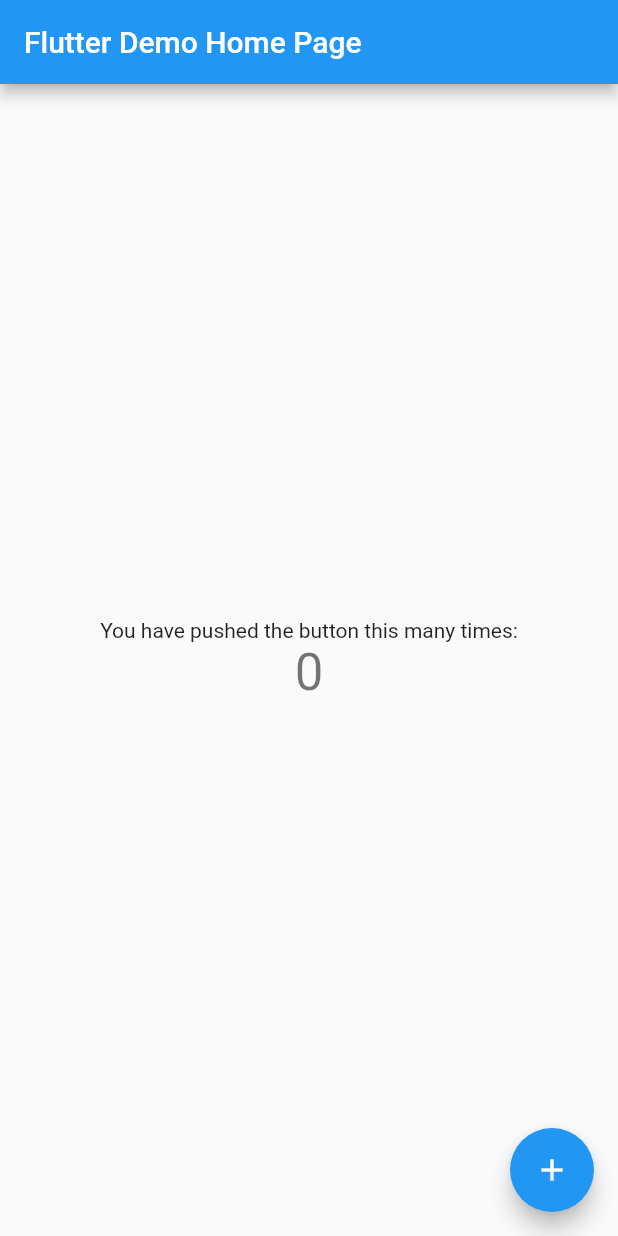
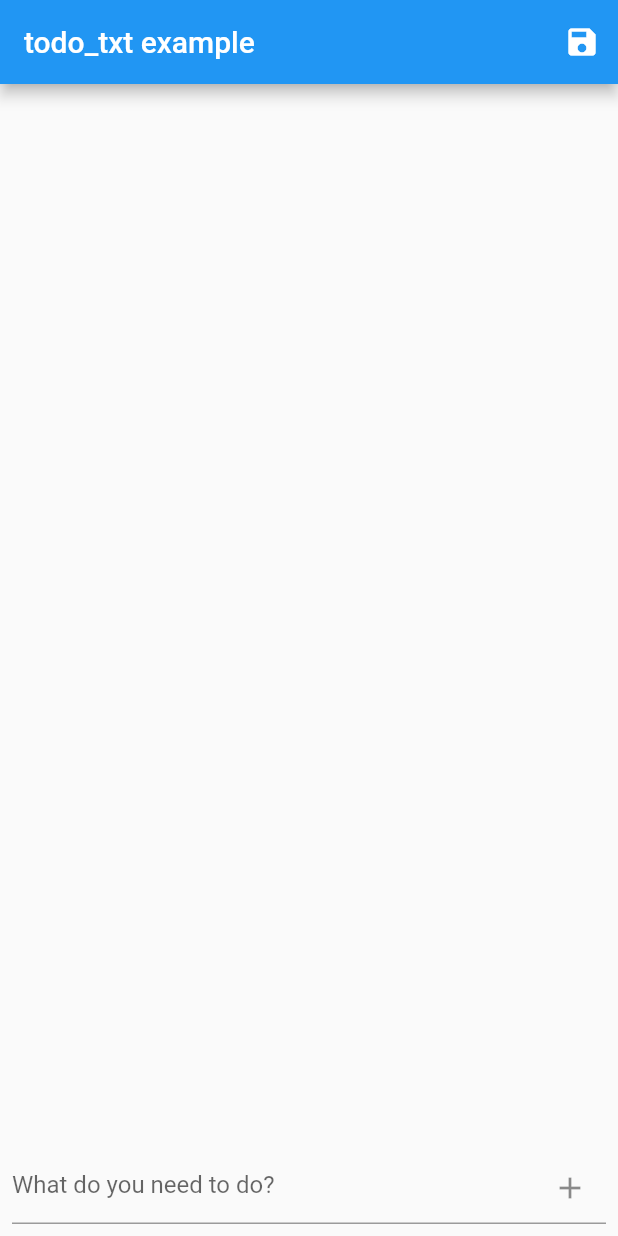
Before and after one commit to XYL0neer/todo_txt, a Flutter app: the screen it shows after launch, on a phone screen of 412 x 824 dp. Run offline on Flutter 3.47's test engine with Material 2 defaults, Android fonts, the phone set to English and light mode, and no system bars.

Commit message:
implement example | bump version

```diff
--- a/example/lib/main.dart
+++ b/example/lib/main.dart
@@ -1,4 +1,8 @@
+import 'dart:io';
+
 import 'package:flutter/material.dart';
+import 'package:path_provider/path_provider.dart';
+import 'package:todo_txt/todo_txt.dart';
 
 void main() {
   runApp(const MyApp());
@@ -7,40 +11,20 @@ void main() {
 class MyApp extends StatelessWidget {
   const MyApp({Key? key}) : super(key: key);
 
-  // This widget is the root of your application.
   @override
   Widget build(BuildContext context) {
     return MaterialApp(
-      title: 'Flutter Demo',
+      title: 'todo_txt example',
       theme: ThemeData(
-        // This is the theme of your application.
-        //
-        // Try running your application with "flutter run". You'll see the
-        // application has a blue toolbar. Then, without quitting the app, try
-        // changing the primarySwatch below to Colors.green and then invoke
-        // "hot reload" (press "r" in the console where you ran "flutter run",
-        // or simply save your changes to "hot reload" in a Flutter IDE).
-        // Notice that the counter didn't reset back to zero; the application
-        // is not restarted.
         primarySwatch: Colors.blue,
       ),
-      home: const MyHomePage(title: 'Flutter Demo Home Page'),
+      home: const MyHomePage(title: 'todo_txt example'),
     );
   }
 }
 
 class MyHomePage extends StatefulWidget {
   const MyHomePage({Key? key, required this.title}) : super(key: key);
-
-  // This widget is the home page of your application. It is stateful, meaning
-  // that it has a State object (defined below) that contains fields that affect
-  // how it looks.
-
-  // This class is the configuration for the state. It holds the values (in this
-  // case the title) provided by the parent (in this case the App widget) and
-  // used by the build method of the State. Fields in a Widget subclass are
-  // always marked "final".
-
   final String title;
 
   @override
@@ -48,68 +32,97 @@ class MyHomePage extends StatefulWidget {
 }
 
 class _MyHomePageState extends State<MyHomePage> {
-  int _counter = 0;
+  late TodoTxt _todoTxt;
+  var _isLoaded = false;
+  final _textController = TextEditingController();
 
-  void _incrementCounter() {
+  @override
+  void initState() {
+    createTaskFile();
+    super.initState();
+  }
+
+  void createTaskFile() async {
+    var appDocDir = await getApplicationDocumentsDirectory();
+    var txt;
+    try {
+      txt = TodoTxt.readFromFile(path: '${appDocDir.path}/todo.txt');
+    } on FileSystemException catch (e) {
+      print(e);
+      txt = TodoTxt.create(tasks: [], path: '${appDocDir.path}/todo.txt');
+    } finally {
+      setState(() {
+        _todoTxt = txt;
+        _isLoaded = true;
+      });
+    }
+  }
+
+  @override
+  void dispose() {
+    _todoTxt.writeToFile();
+    _textController.dispose();
+    super.dispose();
+  }
+
+  void _addNewTask(String taskTitle) {
     setState(() {
-      // This call to setState tells the Flutter framework that something has
-      // changed in this State, which causes it to rerun the build method below
-      // so that the display can reflect the updated values. If we changed
-      // _counter without calling setState(), then the build method would not be
-      // called again, and so nothing would appear to happen.
-      _counter++;
+      _todoTxt.tasks = [..._todoTxt.tasks, Task(taskTitle)];
     });
+    _textController.clear();
   }
 
   @override
   Widget build(BuildContext context) {
-    // This method is rerun every time setState is called, for instance as done
-    // by the _incrementCounter method above.
-    //
-    // The Flutter framework has been optimized to make rerunning build methods
-    // fast, so that you can just rebuild anything that needs updating rather
-    // than having to individually change instances of widgets.
     return Scaffold(
       appBar: AppBar(
-        // Here we take the value from the MyHomePage object that was created by
-        // the App.build method, and use it to set our appbar title.
         title: Text(widget.title),
+        actions: [
+          IconButton(
+              onPressed: () => _todoTxt.writeToFile(),
+              icon: const Icon(Icons.save))
+        ],
       ),
-      body: Center(
-        // Center is a layout widget. It takes a single child and positions it
-        // in the middle of the parent.
-        child: Column(
-          // Column is also a layout widget. It takes a list of children and
-          // arranges them vertically. By default, it sizes itself to fit its
-          // children horizontally, and tries to be as tall as its parent.
-          //
-          // Invoke "debug painting" (press "p" in the console, choose the
-          // "Toggle Debug Paint" action from the Flutter Inspector in Android
-          // Studio, or the "Toggle Debug Paint" command in Visual Studio Code)
-          // to see the wireframe for each widget.
-          //
-          // Column has various properties to control how it sizes itself and
-          // how it positions its children. Here we use mainAxisAlignment to
-          // center the children vertically; the main axis here is the vertical
-          // axis because Columns are vertical (the cross axis would be
-          // horizontal).
-          mainAxisAlignment: MainAxisAlignment.center,
-          children: <Widget>[
-            const Text(
-              'You have pushed the button this many times:',
+      body: Column(
+        mainAxisAlignment: MainAxisAlignment.center,
+        children: <Widget>[
+          Expanded(
+            child: _isLoaded
+                ? ListView.separated(
+                    itemCount: _todoTxt.tasks.length,
+                    separatorBuilder: (context, index) =>
+                        const Divider(thickness: 1.0),
+                    itemBuilder: (context, index) => ListTile(
+                      title: Text(_todoTxt.tasks[index].title),
+                      leading: Checkbox(
+                        value: _todoTxt.tasks[index].completed,
+                        onChanged: (checked) => setState(() {
+                          _todoTxt.tasks[index].completed = checked ?? false;
+                        }),
+                      ),
+                    ),
+                  )
+                : const CircularProgressIndicator(),
+          ),
+          Expanded(
+            flex: 0,
+            child: Padding(
+              padding: const EdgeInsets.all(8.0),
+              child: TextField(
+                decoration: InputDecoration(
+                  hintText: 'What do you need to do?',
+                  suffixIcon: IconButton(
+                    onPressed: () => _addNewTask(_textController.text),
+                    icon: const Icon(Icons.add),
+                  ),
+                ),
+                onSubmitted: _addNewTask,
+                controller: _textController,
+              ),
             ),
-            Text(
-              '$_counter',
-              style: Theme.of(context).textTheme.headline4,
-            ),
-          ],
-        ),
+          )
+        ],
       ),
-      floatingActionButton: FloatingActionButton(
-        onPressed: _incrementCounter,
-        tooltip: 'Increment',
-        child: const Icon(Icons.add),
-      ), // This trailing comma makes auto-formatting nicer for build methods.
     );
   }
 }
--- a/example/pubspec.yaml
+++ b/example/pubspec.yaml
@@ -36,6 +36,7 @@ dependencies:
   # The following adds the Cupertino Icons font to your application.
   # Use with the CupertinoIcons class for iOS style icons.
   cupertino_icons: ^1.0.2
+  path_provider: ^2.0.11
 
 dev_dependencies:
   flutter_test:
--- a/lib/task.dart
+++ b/lib/task.dart
@@ -10,9 +10,9 @@ class Task {
   List<String> context;
   Map<String, String> metadata;
 
-  Task({
-    required this.completed,
-    required this.title,
+  Task(
+    this.title, {
+    this.completed = false,
     this.priority,
     this.completionDate,
     this.creationDate,
@@ -74,9 +74,8 @@ class Task {
 
     title = title.trim();
 
-    return Task(
+    return Task(title,
         completed: completed,
-        title: title,
         priority: priority,
         creationDate: creationDate,
         completionDate: completionDate,
--- a/pubspec.yaml
+++ b/pubspec.yaml
@@ -1,12 +1,10 @@
 name: todo_txt
 description: Implementation of todo.txt standard
-version: 0.0.1
+version: 0.0.2
 repository: https://github.com/XYL0neer/todo_txt
 
 environment:
   sdk: ">=2.17.6 <3.0.0"
-
-dependencies:
 
 dev_dependencies:
   flutter_lints: ^2.0.0
```
Also changed, not shown: example/pubspec.lock, 3 other files.
